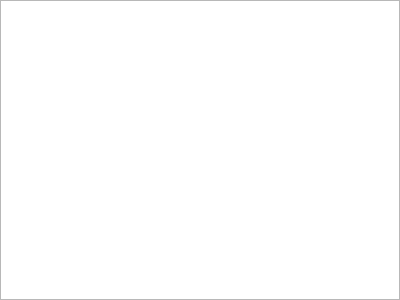
The window that src/modules/help/widget/dlghelp.ui (Dragon-qing/ToolKit) describes before a commit, drawn with Qt 5.
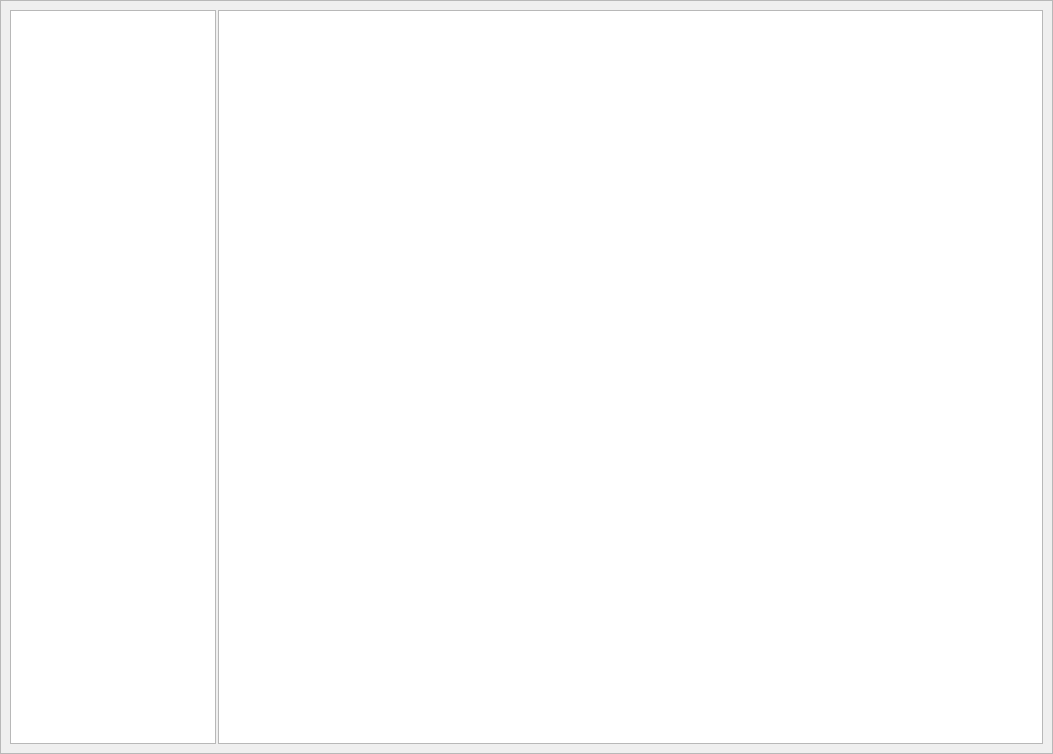
The same window after the commit.

```diff
--- a/src/modules/help/widget/dlghelp.ui
+++ b/src/modules/help/widget/dlghelp.ui
@@ -6,8 +6,8 @@
    <rect>
     <x>0</x>
     <y>0</y>
-    <width>400</width>
-    <height>300</height>
+    <width>1053</width>
+    <height>754</height>
    </rect>
   </property>
   <property name="windowTitle">
@@ -27,7 +27,25 @@
     <number>0</number>
    </property>
    <item>
-    <widget class="QTextBrowser" name="textBrowser"/>
+    <widget class="QFrame" name="backgrd">
+     <property name="frameShape">
+      <enum>QFrame::StyledPanel</enum>
+     </property>
+     <property name="frameShadow">
+      <enum>QFrame::Raised</enum>
+     </property>
+     <layout class="QHBoxLayout" name="horizontalLayout" stretch="1,4">
+      <property name="spacing">
+       <number>2</number>
+      </property>
+      <item>
+       <widget class="QTreeView" name="treeView"/>
+      </item>
+      <item>
+       <widget class="QTextBrowser" name="textBrowser"/>
+      </item>
+     </layout>
+    </widget>
    </item>
   </layout>
  </widget>
```
